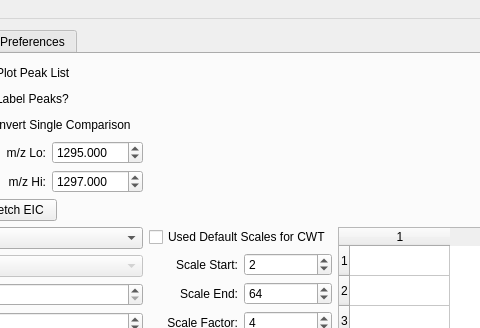
mfitzp/toolz, file SimpleView/main.ui: the form before one commit; both pictures show x 216 to 696 and y 0 to 328 of the 864 by 725 pixel window.
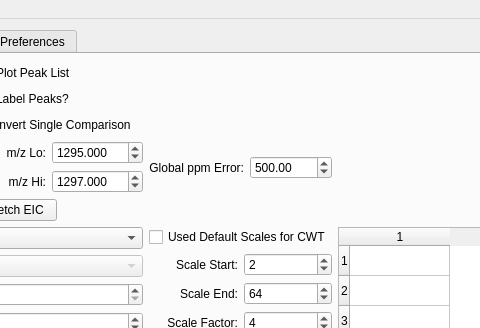
The form after the commit. The open tabs and pages were chosen to show the change. Icons and pictures are not drawn. Custom widgets are drawn as their Qt base class.

The edit to the form file:
```diff
--- a/SimpleView/main.ui
+++ b/SimpleView/main.ui
@@ -607,6 +607,36 @@
           </property>
          </widget>
         </item>
+        <item rowspan="2" row="2" column="2" >
+         <layout class="QHBoxLayout" >
+          <item>
+           <widget class="QLabel" name="label_18" >
+            <property name="text" >
+             <string>Global ppm Error:</string>
+            </property>
+            <property name="alignment" >
+             <set>Qt::AlignRight|Qt::AlignTrailing|Qt::AlignVCenter</set>
+            </property>
+           </widget>
+          </item>
+          <item>
+           <widget class="QDoubleSpinBox" name="globalPPM_SB" >
+            <property name="minimum" >
+             <double>0.010000000000000</double>
+            </property>
+            <property name="maximum" >
+             <double>50000.000000000000000</double>
+            </property>
+            <property name="singleStep" >
+             <double>10.000000000000000</double>
+            </property>
+            <property name="value" >
+             <double>500.000000000000000</double>
+            </property>
+           </widget>
+          </item>
+         </layout>
+        </item>
         <item row="3" column="1" >
          <layout class="QVBoxLayout" >
           <item>
@@ -713,7 +743,7 @@
           </item>
          </layout>
         </item>
-        <item row="5" column="0" colspan="2" >
+        <item row="4" column="0" colspan="2" >
          <layout class="QVBoxLayout" >
           <item>
            <layout class="QHBoxLayout" >
@@ -1103,7 +1133,7 @@
           </item>
          </layout>
         </item>
-        <item row="5" column="2" >
+        <item row="4" column="2" >
          <layout class="QVBoxLayout" >
           <item>
            <widget class="QCheckBox" name="useDefaultScale_CB" >
@@ -1283,7 +1313,7 @@
           </item>
          </layout>
         </item>
-        <item row="5" column="3" >
+        <item row="4" column="3" >
          <layout class="QHBoxLayout" >
           <item>
            <layout class="QVBoxLayout" >
```
